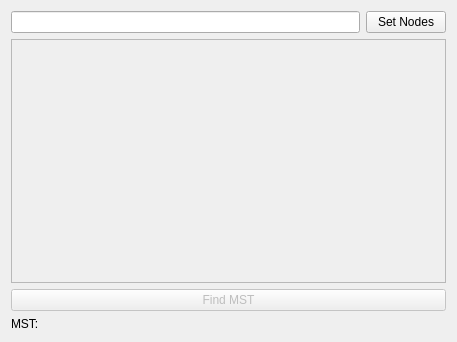
Before: the Qt Designer form mainwindow.ui in yobson/Prims-Matrix-Solver, drawn with Qt 5.
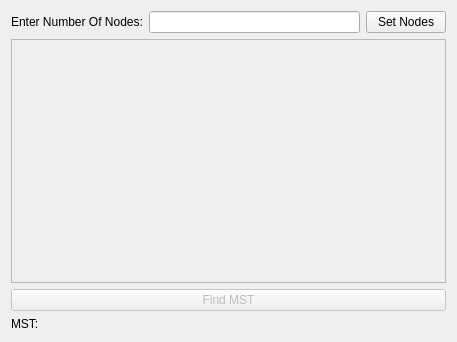
After: the same form once the commit is applied.

The edit to the form file:
```diff
--- a/mainwindow.ui
+++ b/mainwindow.ui
@@ -17,6 +17,13 @@
    <layout class="QVBoxLayout" name="verticalLayout">
     <item>
      <layout class="QHBoxLayout" name="horizontalLayout">
+      <item>
+       <widget class="QLabel" name="label_2">
+        <property name="text">
+         <string>Enter Number Of Nodes:</string>
+        </property>
+       </widget>
+      </item>
       <item>
        <widget class="QLineEdit" name="lineEdit"/>
       </item>
```
